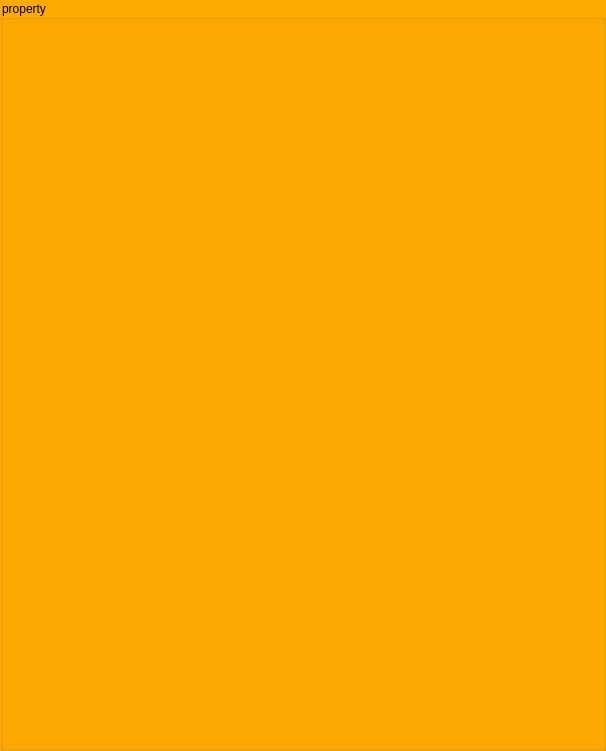
Before: the Qt Designer form RoadEditor/PropertyWindow.ui in fallinyourshadow/QtOpenGL, drawn with Qt 5.
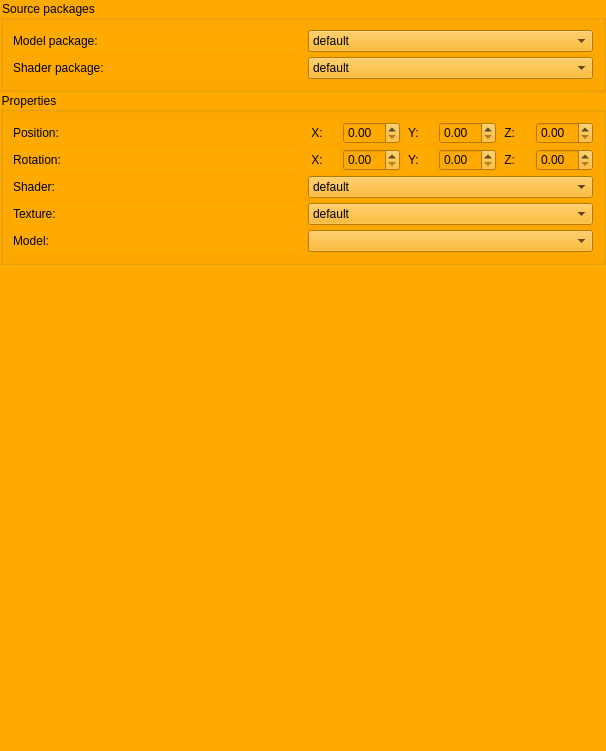
After: the same form once the commit is applied.

Diff of the .ui file:
```diff
--- a/RoadEditor/PropertyWindow.ui
+++ b/RoadEditor/PropertyWindow.ui
@@ -22,7 +22,7 @@
   <property name="styleSheet">
    <string notr="true">background-color: rgb(255, 170, 0);</string>
   </property>
-  <layout class="QVBoxLayout" name="verticalLayout">
+  <layout class="QVBoxLayout" name="verticalLayout_3">
    <property name="spacing">
     <number>0</number>
    </property>
@@ -41,10 +41,296 @@
    <item>
     <widget class="QGroupBox" name="groupBox">
      <property name="title">
-      <string>property</string>
+      <string>Source packages</string>
      </property>
+     <layout class="QHBoxLayout" name="horizontalLayout_3">
+      <property name="spacing">
+       <number>0</number>
+      </property>
+      <property name="leftMargin">
+       <number>5</number>
+      </property>
+      <property name="topMargin">
+       <number>5</number>
+      </property>
+      <property name="rightMargin">
+       <number>5</number>
+      </property>
+      <property name="bottomMargin">
+       <number>5</number>
+      </property>
+      <item>
+       <layout class="QVBoxLayout" name="verticalLayout">
+        <property name="spacing">
+         <number>5</number>
+        </property>
+        <property name="leftMargin">
+         <number>5</number>
+        </property>
+        <property name="topMargin">
+         <number>5</number>
+        </property>
+        <property name="rightMargin">
+         <number>5</number>
+        </property>
+        <property name="bottomMargin">
+         <number>5</number>
+        </property>
+        <item>
+         <widget class="QLabel" name="label">
+          <property name="text">
+           <string>Model package:</string>
+          </property>
+         </widget>
+        </item>
+        <item>
+         <widget class="QLabel" name="label_2">
+          <property name="text">
+           <string>Shader package:</string>
+          </property>
+         </widget>
+        </item>
+       </layout>
+      </item>
+      <item>
+       <layout class="QVBoxLayout" name="verticalLayout_2">
+        <property name="spacing">
+         <number>5</number>
+        </property>
+        <property name="leftMargin">
+         <number>5</number>
+        </property>
+        <property name="topMargin">
+         <number>5</number>
+        </property>
+        <property name="rightMargin">
+         <number>5</number>
+        </property>
+        <property name="bottomMargin">
+         <number>5</number>
+        </property>
+        <item>
+         <widget class="QComboBox" name="comboBox_modelPackage">
+          <item>
+           <property name="text">
+            <string>default</string>
+           </property>
+          </item>
+         </widget>
+        </item>
+        <item>
+         <widget class="QComboBox" name="comboBox_shaderPackage">
+          <item>
+           <property name="text">
+            <string>default</string>
+           </property>
+          </item>
+         </widget>
+        </item>
+       </layout>
+      </item>
+     </layout>
     </widget>
    </item>
+   <item>
+    <widget class="QGroupBox" name="groupBox_2">
+     <property name="title">
+      <string>Properties</string>
+     </property>
+     <layout class="QHBoxLayout" name="horizontalLayout_4">
+      <property name="spacing">
+       <number>0</number>
+      </property>
+      <property name="leftMargin">
+       <number>5</number>
+      </property>
+      <property name="topMargin">
+       <number>5</number>
+      </property>
+      <property name="rightMargin">
+       <number>5</number>
+      </property>
+      <property name="bottomMargin">
+       <number>5</number>
+      </property>
+      <item>
+       <layout class="QVBoxLayout" name="verticalLayout_4">
+        <property name="spacing">
+         <number>5</number>
+        </property>
+        <property name="leftMargin">
+         <number>5</number>
+        </property>
+        <property name="topMargin">
+         <number>5</number>
+        </property>
+        <property name="rightMargin">
+         <number>5</number>
+        </property>
+        <property name="bottomMargin">
+         <number>5</number>
+        </property>
+        <item>
+         <widget class="QLabel" name="label_3">
+          <property name="text">
+           <string>Position:</string>
+          </property>
+         </widget>
+        </item>
+        <item>
+         <widget class="QLabel" name="label_4">
+          <property name="text">
+           <string>Rotation:</string>
+          </property>
+         </widget>
+        </item>
+        <item>
+         <widget class="QLabel" name="label_6">
+          <property name="text">
+           <string>Shader:</string>
+          </property>
+         </widget>
+        </item>
+        <item>
+         <widget class="QLabel" name="label_7">
+          <property name="text">
+           <string>Texture:</string>
+          </property>
+         </widget>
+        </item>
+        <item>
+         <widget class="QLabel" name="label_5">
+          <property name="text">
+           <string>Model:</string>
+          </property>
+         </widget>
+        </item>
+       </layout>
+      </item>
+      <item>
+       <layout class="QVBoxLayout" name="verticalLayout_5">
+        <property name="spacing">
+         <number>5</number>
+        </property>
+        <property name="leftMargin">
+         <number>5</number>
+        </property>
+        <property name="topMargin">
+         <number>5</number>
+        </property>
+        <property name="rightMargin">
+         <number>5</number>
+        </property>
+        <property name="bottomMargin">
+         <number>5</number>
+        </property>
+        <item>
+         <layout class="QHBoxLayout" name="horizontalLayout">
+          <item>
+           <widget class="QLabel" name="label_8">
+            <property name="text">
+             <string> X: </string>
+            </property>
+           </widget>
+          </item>
+          <item>
+           <widget class="QDoubleSpinBox" name="doubleSpinBox"/>
+          </item>
+          <item>
+           <widget class="QLabel" name="label_9">
+            <property name="text">
+             <string> Y: </string>
+            </property>
+           </widget>
+          </item>
+          <item>
+           <widget class="QDoubleSpinBox" name="doubleSpinBox_2"/>
+          </item>
+          <item>
+           <widget class="QLabel" name="label_10">
+            <property name="text">
+             <string> Z: </string>
+            </property>
+           </widget>
+          </item>
+          <item>
+           <widget class="QDoubleSpinBox" name="doubleSpinBox_3"/>
+          </item>
+         </layout>
+        </item>
+        <item>
+         <layout class="QHBoxLayout" name="horizontalLayout_2">
+          <item>
+           <widget class="QLabel" name="label_11">
+            <property name="text">
+             <string> X: </string>
+            </property>
+           </widget>
+          </item>
+          <item>
+           <widget class="QDoubleSpinBox" name="doubleSpinBox_4"/>
+          </item>
+          <item>
+           <widget class="QLabel" name="label_12">
+            <property name="text">
+             <string> Y: </string>
+            </property>
+           </widget>
+          </item>
+          <item>
+           <widget class="QDoubleSpinBox" name="doubleSpinBox_5"/>
+          </item>
+          <item>
+           <widget class="QLabel" name="label_13">
+            <property name="text">
+             <string> Z: </string>
+            </property>
+           </widget>
+          </item>
+          <item>
+           <widget class="QDoubleSpinBox" name="doubleSpinBox_6"/>
+          </item>
+         </layout>
+        </item>
+        <item>
+         <widget class="QComboBox" name="comboBox_shader">
+          <item>
+           <property name="text">
+            <string>default</string>
+           </property>
+          </item>
+         </widget>
+        </item>
+        <item>
+         <widget class="QComboBox" name="comboBox_texture">
+          <item>
+           <property name="text">
+            <string>default</string>
+           </property>
+          </item>
+         </widget>
+        </item>
+        <item>
+         <widget class="QComboBox" name="comboBox_Model"/>
+        </item>
+       </layout>
+      </item>
+     </layout>
+    </widget>
+   </item>
+   <item>
+    <spacer name="verticalSpacer">
+     <property name="orientation">
+      <enum>Qt::Vertical</enum>
+     </property>
+     <property name="sizeHint" stdset="0">
+      <size>
+       <width>20</width>
+       <height>479</height>
+      </size>
+     </property>
+    </spacer>
+   </item>
   </layout>
  </widget>
  <resources/>
```
